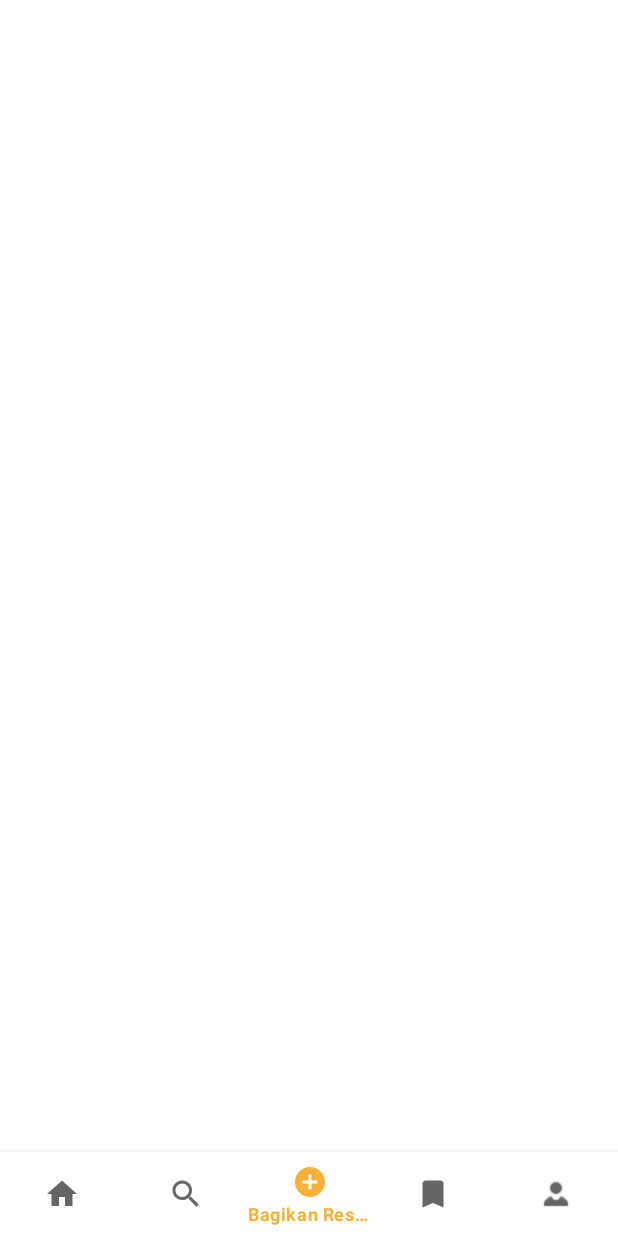
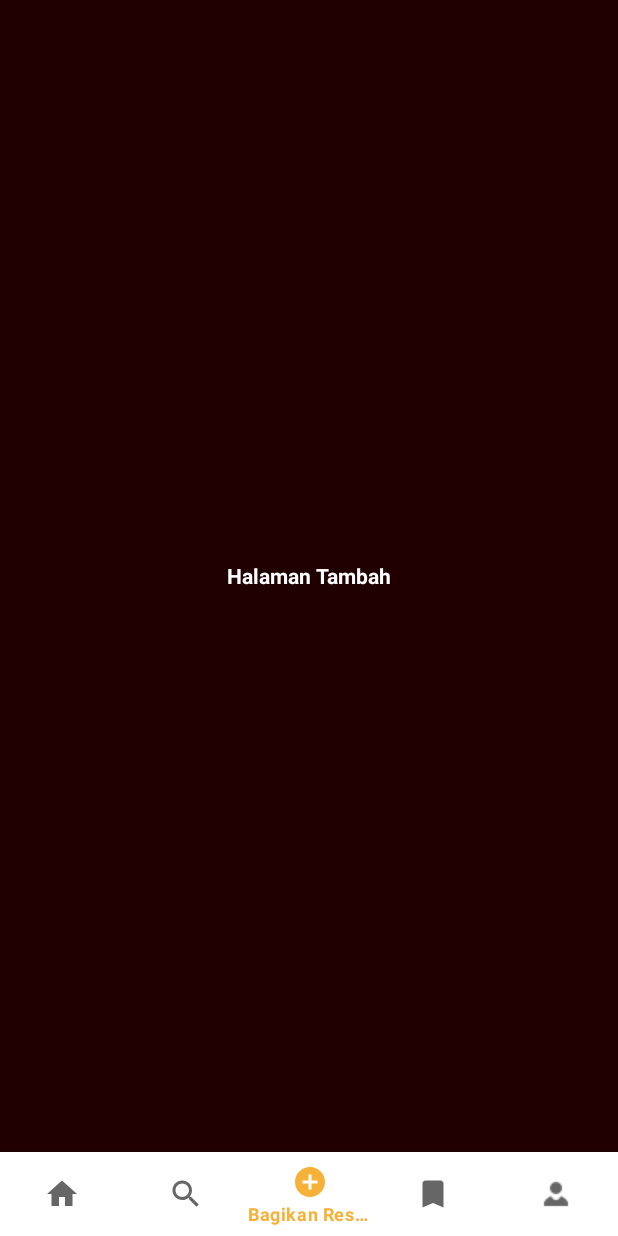
Before and after one commit to LouisBayu/UAS4506_11743_11758_11773_11774_12098, an Android app: the MainActivity screen opened directly, with no data from a screen before it, item 3 of the bottom bar chosen, on a phone screen of 412 x 824 dp. Run offline under Robolectric (Android 15) with nearby library versions, the phone set to English and light mode, and no system bars; our stand-ins replace Firebase (no records; nobody signed in at launch, a user with empty details on screens opened directly); libraries missing offline, so code that uses them is left out: com.google.firebase.firestore.

Commit message:
Move Activity Home to Fragment Home

```diff
--- a/app/src/main/AndroidManifest.xml
+++ b/app/src/main/AndroidManifest.xml
@@ -52,9 +52,6 @@
             android:name=".Activity.OnBoarding"
             android:exported="false" />
         <activity
-            android:name=".Activity.Home"
-            android:exported="false" />
-        <activity
             android:name=".Activity.WelcomebackLogin"
             android:exported="false" />
 
--- a/app/src/main/java/com/udinus/uas4506_11743_11758_11773_11774_12098/Activity/LoginSuccess.java
+++ b/app/src/main/java/com/udinus/uas4506_11743_11758_11773_11774_12098/Activity/LoginSuccess.java
@@ -29,7 +29,7 @@ public class LoginSuccess extends AppCompatActivity {
         new Handler().postDelayed(new Runnable() {
             @Override
             public void run() {
-                Intent i = new Intent(LoginSuccess.this, Home.class);
+                Intent i = new Intent(LoginSuccess.this, MainActivity.class);
                 startActivity(i);
                 finish();
             }
--- a/app/src/main/java/com/udinus/uas4506_11743_11758_11773_11774_12098/Activity/MainActivity.java
+++ b/app/src/main/java/com/udinus/uas4506_11743_11758_11773_11774_12098/Activity/MainActivity.java
@@ -2,12 +2,22 @@ package com.udinus.uas4506_11743_11758_11773_11774_12098.Activity;
 
 import androidx.annotation.NonNull;
 import androidx.appcompat.app.AppCompatActivity;
+import androidx.fragment.app.Fragment;
 
+import android.os.Build;
 import android.os.Bundle;
 import android.view.MenuItem;
+import android.view.View;
+import android.view.Window;
+import android.view.WindowManager;
 import android.widget.Toast;
 
 import com.google.android.material.bottomnavigation.BottomNavigationView;
+import com.udinus.uas4506_11743_11758_11773_11774_12098.Fragment.Add;
+import com.udinus.uas4506_11743_11758_11773_11774_12098.Fragment.Home;
+import com.udinus.uas4506_11743_11758_11773_11774_12098.Fragment.Profil;
+import com.udinus.uas4506_11743_11758_11773_11774_12098.Fragment.Search;
+import com.udinus.uas4506_11743_11758_11773_11774_12098.Fragment.Tersimpan;
 import com.udinus.uas4506_11743_11758_11773_11774_12098.R;
 
 public class MainActivity extends AppCompatActivity {
@@ -18,27 +28,39 @@ public class MainActivity extends AppCompatActivity {
     protected void onCreate(Bundle savedInstanceState) {
         super.onCreate(savedInstanceState);
         setContentView(R.layout.activity_main);
+        getWindow().getDecorView().setSystemUiVisibility(View.SYSTEM_UI_FLAG_LIGHT_STATUS_BAR);
+        if (Build.VERSION.SDK_INT >= 21) {
+            Window window = this.getWindow();
+            window.addFlags(WindowManager.LayoutParams.FLAG_DRAWS_SYSTEM_BAR_BACKGROUNDS);
+            window.clearFlags(WindowManager.LayoutParams.FLAG_TRANSLUCENT_STATUS);
+            window.setStatusBarColor(this.getResources().getColor(R.color.bg));
+        }
 
         bottomNavigationView = findViewById(R.id.bottom_navigation);
-
+        loadFragment(new Home());
         bottomNavigationView.setOnNavigationItemSelectedListener(new BottomNavigationView.OnNavigationItemSelectedListener() {
             @Override
             public boolean onNavigationItemSelected(@NonNull MenuItem item) {
+                Fragment fragment = null;
 
                 switch (item.getItemId()){
                     case (R.id.page_home):
-                        Toast.makeText(MainActivity.this, "Home", Toast.LENGTH_SHORT).show();
+                        fragment = new Home();
+                        break;
                     case (R.id.page_search):
-                        Toast.makeText(MainActivity.this, "Search", Toast.LENGTH_SHORT).show();
+                        fragment = new Search();
+                        break;
                     case (R.id.page_add):
-                        Toast.makeText(MainActivity.this, "Bagikan Resep", Toast.LENGTH_SHORT).show();
+                        fragment = new Add();
+                        break;
                     case (R.id.page_saved):
-                        Toast.makeText(MainActivity.this, "Tersimpan", Toast.LENGTH_SHORT).show();
+                        fragment = new Tersimpan();
+                        break;
                     case (R.id.page_profil):
-                        Toast.makeText(MainActivity.this, "Profil", Toast.LENGTH_SHORT).show();
-
+                        fragment = new Profil();
+                        break;
                 }
-
+                loadFragment(fragment);
                 return true;
             }
         });
@@ -46,19 +68,35 @@ public class MainActivity extends AppCompatActivity {
         bottomNavigationView.setOnNavigationItemReselectedListener(new BottomNavigationView.OnNavigationItemReselectedListener() {
             @Override
             public void onNavigationItemReselected(@NonNull MenuItem item) {
+                Fragment fragment = null;
+
                 switch (item.getItemId()){
                     case (R.id.page_home):
-                        Toast.makeText(MainActivity.this, "Home", Toast.LENGTH_SHORT).show();
+                        fragment = new Home();
+                        break;
                     case (R.id.page_search):
-                        Toast.makeText(MainActivity.this, "Search", Toast.LENGTH_SHORT).show();
+                        fragment = new Search();
+                        break;
                     case (R.id.page_add):
-                        Toast.makeText(MainActivity.this, "Bagikan Resep", Toast.LENGTH_SHORT).show();
+                        fragment = new Add();
+                        break;
                     case (R.id.page_saved):
-                        Toast.makeText(MainActivity.this, "Tersimpan", Toast.LENGTH_SHORT).show();
+                        fragment = new Tersimpan();
+                        break;
                     case (R.id.page_profil):
-                        Toast.makeText(MainActivity.this, "Profil", Toast.LENGTH_SHORT).show();
+                        fragment = new Profil();
+                        break;
                 }
+                loadFragment(fragment);
             }
         });
     }
+
+    private void loadFragment(Fragment fragment){
+        // Load Fragment
+        getSupportFragmentManager()
+                .beginTransaction()
+                .replace(R.id.fragment_container, fragment)
+                .commit();
+    }
 }
--- /dev/null
+++ b/app/src/main/java/com/udinus/uas4506_11743_11758_11773_11774_12098/Fragment/Add.java
@@ -0,0 +1,21 @@
+package com.udinus.uas4506_11743_11758_11773_11774_12098.Fragment;
+
+import android.os.Bundle;
+import android.view.LayoutInflater;
+import android.view.View;
+import android.view.ViewGroup;
+
+import androidx.fragment.app.Fragment;
+
+import com.udinus.uas4506_11743_11758_11773_11774_12098.R;
+
+import javax.annotation.Nullable;
+
+public class Add extends Fragment {
+    @Nullable
+    @Override
+    public View onCreateView(LayoutInflater inflater, ViewGroup container,
+                             Bundle savedInstanceState) {
+        return inflater.inflate(R.layout.fragment_add, container, false);
+    }
+}
--- a/app/src/main/java/com/udinus/uas4506_11743_11758_11773_11774_12098/Activity/Home.java
+++ b/app/src/main/java/com/udinus/uas4506_11743_11758_11773_11774_12098/Fragment/Home.java
@@ -1,56 +1,47 @@
-package com.udinus.uas4506_11743_11758_11773_11774_12098.Activity;
+package com.udinus.uas4506_11743_11758_11773_11774_12098.Fragment;
 
-import android.content.Intent;
-import android.os.Build;
 import android.os.Bundle;
-import android.view.View;
-import android.view.Window;
-import android.view.WindowManager;
 
-import androidx.appcompat.app.AppCompatActivity;
+import androidx.annotation.Nullable;
+import androidx.fragment.app.Fragment;
 import androidx.recyclerview.widget.LinearLayoutManager;
 import androidx.recyclerview.widget.RecyclerView;
 
+import android.view.LayoutInflater;
+import android.view.View;
+import android.view.ViewGroup;
 
+import com.google.firebase.firestore.auth.User;
+import com.udinus.uas4506_11743_11758_11773_11774_12098.Activity.MainActivity;
 import com.udinus.uas4506_11743_11758_11773_11774_12098.Adapter.ResepAdapter;
 import com.udinus.uas4506_11743_11758_11773_11774_12098.Model.Resep;
 import com.udinus.uas4506_11743_11758_11773_11774_12098.R;
 
 import java.util.ArrayList;
 
-public class Home extends AppCompatActivity {
+public class Home extends Fragment {
 
+    private RecyclerView rvResep;
+    private RecyclerView.Adapter rvResepAdapter;
     ArrayList<Resep> arrayResep = new ArrayList<>();
-    RecyclerView resepRecycler;
-    RecyclerView.Adapter adapterResep;
+
+    private View listResepView;
 
     @Override
-    protected void onCreate(Bundle savedInstanceState) {
-        super.onCreate(savedInstanceState);
-        setContentView(R.layout.activity_home);
+    public View onCreateView(LayoutInflater inflater, ViewGroup container,
+                             Bundle savedInstanceState) {
+        setItemResep();
 
-        getWindow().getDecorView().setSystemUiVisibility(View.SYSTEM_UI_FLAG_LIGHT_STATUS_BAR);
-        if (Build.VERSION.SDK_INT >= 21) {
-            Window window = this.getWindow();
-            window.addFlags(WindowManager.LayoutParams.FLAG_DRAWS_SYSTEM_BAR_BACKGROUNDS);
-            window.clearFlags(WindowManager.LayoutParams.FLAG_TRANSLUCENT_STATUS);
-            window.setStatusBarColor(this.getResources().getColor(R.color.bg));
-        }
+        // Binding
+        listResepView = inflater.inflate(R.layout.fragment_home,container,false);
+        rvResep = listResepView.findViewById(R.id.rvResep);
 
-        // Recent Recycler
-        resepRecycler = findViewById(R.id.resepRecycler);
-        resepRecycler.setHasFixedSize(true);
-        resepRecycler.setLayoutManager(new LinearLayoutManager(this));
-        setItemResep();
-        adapterResep = new ResepAdapter(arrayResep, this);
-        resepRecycler.setAdapter(adapterResep);
+        rvResep.setLayoutManager(new LinearLayoutManager(getContext()));
 
+        rvResepAdapter = new ResepAdapter(arrayResep, getActivity());
+        rvResep.setAdapter(rvResepAdapter);
 
-    }
-
-    public void onClickAdd(View view){
-        Intent i = new Intent(this, AddResep.class);
-        startActivity(i);
+        return listResepView;
     }
 
     private void setItemResep(){
@@ -392,4 +383,5 @@ public class Home extends AppCompatActivity {
         arrayResep.add(garangAsemAyam);
 
     }
+
 }
--- a/app/src/main/res/layout/activity_main.xml
+++ b/app/src/main/res/layout/activity_main.xml
@@ -1,15 +1,19 @@
 <?xml version="1.0" encoding="utf-8"?>
-<androidx.constraintlayout.widget.ConstraintLayout xmlns:android="http://schemas.android.com/apk/res/android"
+<LinearLayout xmlns:android="http://schemas.android.com/apk/res/android"
     xmlns:app="http://schemas.android.com/apk/res-auto"
     xmlns:tools="http://schemas.android.com/tools"
     android:layout_width="match_parent"
     android:layout_height="match_parent"
-    tools:context=".Activity.MainActivity">
+    tools:context=".Activity.MainActivity"
+    android:orientation="vertical">
+    <FrameLayout
+        android:id="@+id/fragment_container"
+        android:layout_width="match_parent"
+        android:layout_height="match_parent"
+        android:layout_weight="1"/>
     <com.google.android.material.bottomnavigation.BottomNavigationView
         android:id="@+id/bottom_navigation"
         android:layout_width="match_parent"
         android:layout_height="wrap_content"
-        app:menu="@menu/bottom_navigation_menu"
-        app:layout_constraintStart_toStartOf="parent"
-        app:layout_constraintBottom_toBottomOf="parent"/>
-</androidx.constraintlayout.widget.ConstraintLayout>
+        app:menu="@menu/bottom_navigation_menu"/>
+</LinearLayout>
--- /dev/null
+++ b/app/src/main/res/layout/fragment_add.xml
@@ -0,0 +1,19 @@
+<?xml version="1.0" encoding="utf-8"?>
+<FrameLayout xmlns:android="http://schemas.android.com/apk/res/android"
+    xmlns:tools="http://schemas.android.com/tools"
+    android:layout_width="match_parent"
+    android:layout_height="match_parent"
+    tools:context=".Fragment.Home"
+    android:background="#200000">
+
+    <!-- TODO: Update blank fragment layout -->
+    <TextView
+        android:layout_width="match_parent"
+        android:layout_height="match_parent"
+        android:text="Halaman Tambah"
+        android:layout_gravity="center_vertical"
+        android:gravity="center"
+        android:textStyle="bold"
+        android:textColor="@color/white"/>
+
+</FrameLayout>
```
Also changed, not shown: app/src/main/java/com/udinus/uas4506_11743_11758_11773_11774_12098/Fragment/Profil.java (added, +21 -0 lines), app/src/main/java/com/udinus/uas4506_11743_11758_11773_11774_12098/Fragment/Search.java (added, +21 -0 lines), app/src/main/java/com/udinus/uas4506_11743_11758_11773_11774_12098/Fragment/Tersimpan.java (added, +21 -0 lines), app/src/main/res/layout/fragment_home.xml (renamed from app/src/main/res/layout/activity_home.xml, +3 -6 lines), app/src/main/res/layout/fragment_profil.xml (added, +19 -0 lines), app/src/main/res/layout/fragment_saved.xml (added, +19 -0 lines), app/src/main/res/layout/fragment_search.xml (added, +19 -0 lines).
